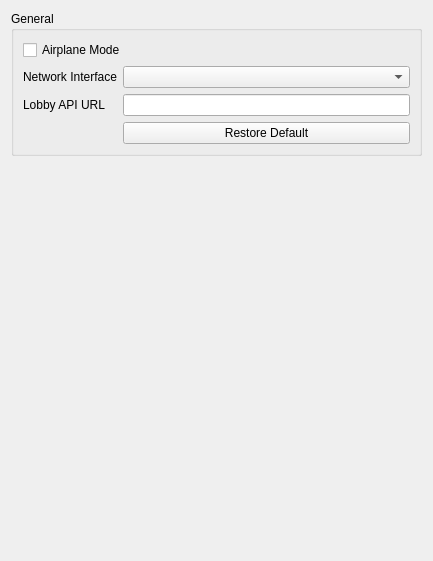
Old version of the form src/citron/configuration/configure_network.ui in the repository CollectingW/emulator.
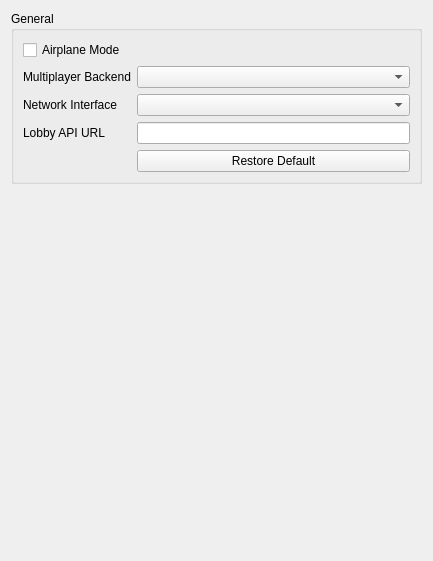
New version of the form.

Commit message: Add RyuLDN as a selectable internet multiplayer backend

What changed in the file:
```diff
--- a/src/citron/configuration/configure_network.ui
+++ b/src/citron/configuration/configure_network.ui
@@ -35,27 +35,37 @@
           </property>
          </widget>
         </item>
+        <item row="1" column="0">
+         <widget class="QLabel" name="label_multiplayer_backend">
+          <property name="text">
+           <string>Multiplayer Backend</string>
+          </property>
+         </widget>
+        </item>
         <item row="1" column="1">
+         <widget class="QComboBox" name="multiplayer_backend"/>
+        </item>
+        <item row="2" column="1">
          <widget class="QComboBox" name="network_interface"/>
         </item>
-        <item row="1" column="0">
+        <item row="2" column="0">
          <widget class="QLabel" name="label_4">
           <property name="text">
            <string>Network Interface</string>
           </property>
          </widget>
         </item>
-        <item row="2" column="0">
+        <item row="3" column="0">
          <widget class="QLabel" name="label_lobby_api">
           <property name="text">
            <string>Lobby API URL</string>
           </property>
          </widget>
         </item>
-        <item row="2" column="1">
-         <widget class="QLineEdit" name="lobby_api_url"/>
-        </item>
         <item row="3" column="1">
+         <widget class="QLineEdit" name="lobby_api_url"/>
+        </item>
+        <item row="4" column="1">
          <widget class="QPushButton" name="restore_default_lobby_api">
           <property name="text">
            <string>Restore Default</string>
```
The commit also changes 21 other files.
